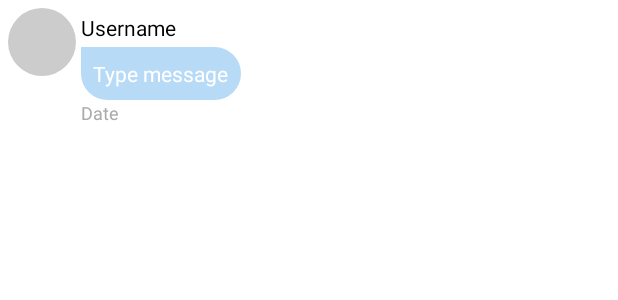
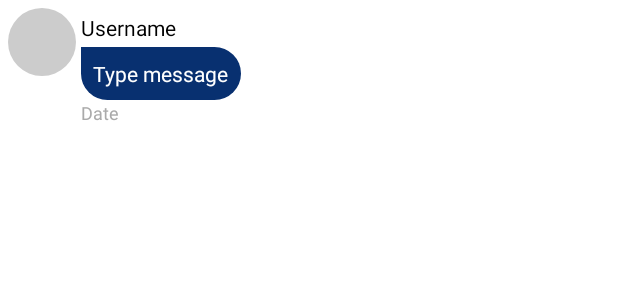
Before and after one commit to fasilthottathil/SimpleChatView, an Android app: the layout receive_text_message_item.xml on its own in the app's theme, with its tools: preview values and no code run, on a phone screen of 412 x 824 dp. Shown: the top 300 px of the screen. Run offline under Robolectric (Android 15) with nearby library versions, the phone set to English and light mode, and no system bars.

Commit message:
Update receive_message_shape.xml
change color to #083070

```diff
--- a/SimpleChatView/src/main/res/drawable/receive_message_shape.xml
+++ b/SimpleChatView/src/main/res/drawable/receive_message_shape.xml
@@ -1,7 +1,7 @@
 <?xml version="1.0" encoding="utf-8"?>
 <shape xmlns:android="http://schemas.android.com/apk/res/android"
     android:shape="rectangle">
-    <solid android:color="#B7DAF6" />
+    <solid android:color="#083070" />
     <corners
         android:bottomLeftRadius="25sp"
         android:bottomRightRadius="25sp"
```
